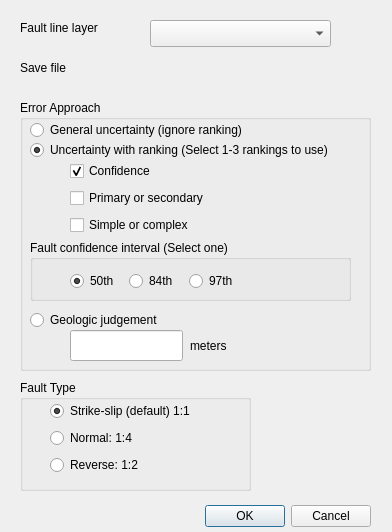
Raswanth-Prasath/faultbuffertool, file FaultBufferTool_dialog_base.ui: the form before one commit.
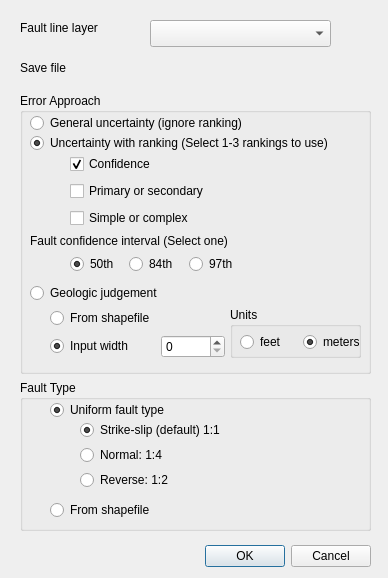
The form after the commit. Custom widgets are drawn as their Qt base class.

What changed in the file:
```diff
--- a/FaultBufferTool_dialog_base.ui
+++ b/FaultBufferTool_dialog_base.ui
@@ -6,8 +6,8 @@
    <rect>
     <x>0</x>
     <y>0</y>
-    <width>392</width>
-    <height>532</height>
+    <width>388</width>
+    <height>578</height>
    </rect>
   </property>
   <property name="windowTitle">
@@ -17,7 +17,7 @@
    <property name="geometry">
     <rect>
      <x>30</x>
-     <y>500</y>
+     <y>540</y>
      <width>341</width>
      <height>32</height>
     </rect>
@@ -95,8 +95,8 @@
     <rect>
      <x>20</x>
      <y>380</y>
-     <width>231</width>
-     <height>111</height>
+     <width>351</width>
+     <height>151</height>
     </rect>
    </property>
    <property name="toolTip">
@@ -105,16 +105,51 @@
    <property name="title">
     <string>Fault Type</string>
    </property>
-   <widget class="QWidget" name="layoutWidget">
+   <widget class="QRadioButton" name="UniformFaultTypeRadioButton">
     <property name="geometry">
      <rect>
       <x>30</x>
       <y>20</y>
+      <width>160</width>
+      <height>20</height>
+     </rect>
+    </property>
+    <property name="text">
+     <string>Uniform fault type</string>
+    </property>
+    <property name="checked">
+     <bool>true</bool>
+    </property>
+   </widget>
+   <widget class="QRadioButton" name="FromShapefileFaultTypeRadioButton">
+    <property name="geometry">
+     <rect>
+      <x>30</x>
+      <y>120</y>
+      <width>160</width>
+      <height>20</height>
+     </rect>
+    </property>
+    <property name="text">
+     <string>From shapefile</string>
+    </property>
+    <property name="checked">
+     <bool>false</bool>
+    </property>
+   </widget>
+   <widget class="QWidget" name="layoutWidget">
+    <property name="geometry">
+     <rect>
+      <x>60</x>
+      <y>40</y>
       <width>162</width>
-      <height>76</height>
+      <height>72</height>
      </rect>
     </property>
     <layout class="QVBoxLayout" name="verticalLayout_2">
+     <property name="spacing">
+      <number>5</number>
+     </property>
      <item>
       <widget class="QRadioButton" name="StrikeslipFaultRadioButton">
        <property name="text">
@@ -146,9 +181,9 @@
    <property name="geometry">
     <rect>
      <x>20</x>
-     <y>100</y>
+     <y>93</y>
      <width>351</width>
-     <height>271</height>
+     <height>281</height>
     </rect>
    </property>
    <property name="title">
@@ -192,35 +227,6 @@
      <bool>true</bool>
     </property>
    </widget>
-   <widget class="QRadioButton" name="geologicJudgementRadioButton">
-    <property name="geometry">
-     <rect>
-      <x>10</x>
-      <y>210</y>
-      <width>151</width>
-      <height>20</height>
-     </rect>
-    </property>
-    <property name="toolTip">
-     <string/>
-    </property>
-    <property name="text">
-     <string>Geologic judgement</string>
-    </property>
-   </widget>
-   <widget class="QLineEdit" name="widthinput">
-    <property name="geometry">
-     <rect>
-      <x>50</x>
-      <y>230</y>
-      <width>113</width>
-      <height>31</height>
-     </rect>
-    </property>
-    <property name="toolTip">
-     <string>&lt;html&gt;&lt;head/&gt;&lt;body&gt;&lt;p align=&quot;justify&quot;&gt;Apply this single uncertainty value to all mapped fault traces when the above results are inconsistent with geological judgment, perhaps reflecting the type and quality of data, the climate and/or characteristics of the fault.&lt;/p&gt;&lt;/body&gt;&lt;/html&gt; </string>
-    </property>
-   </widget>
    <widget class="QLabel" name="label">
     <property name="geometry">
      <rect>
@@ -234,19 +240,6 @@
      <string/>
     </property>
    </widget>
-   <widget class="QLabel" name="label_2">
-    <property name="geometry">
-     <rect>
-      <x>170</x>
-      <y>230</y>
-      <width>55</width>
-      <height>31</height>
-     </rect>
-    </property>
-    <property name="text">
-     <string>meters</string>
-    </property>
-   </widget>
    <widget class="QWidget" name="layoutWidget">
     <property name="geometry">
      <rect>
@@ -292,58 +285,167 @@
      </item>
     </layout>
    </widget>
-   <widget class="QGroupBox" name="groupBox_4">
+   <widget class="QRadioButton" name="geologicJudgementRadioButton">
     <property name="geometry">
      <rect>
       <x>10</x>
-      <y>140</y>
-      <width>321</width>
-      <height>61</height>
+      <y>190</y>
+      <width>141</width>
+      <height>20</height>
      </rect>
     </property>
-    <property name="styleSheet">
-     <string notr="true"/>
+    <property name="toolTip">
+     <string/>
+    </property>
+    <property name="text">
+     <string>Geologic judgement</string>
+    </property>
+   </widget>
+   <widget class="QWidget" name="gridLayoutWidget">
+    <property name="geometry">
+     <rect>
+      <x>30</x>
+      <y>214</y>
+      <width>175</width>
+      <height>53</height>
+     </rect>
+    </property>
+    <layout class="QGridLayout" name="gridLayout_2">
+     <item row="0" column="0">
+      <widget class="QRadioButton" name="fromShapefile">
+       <property name="toolTip">
+        <string/>
+       </property>
+       <property name="text">
+        <string>From shapefile</string>
+       </property>
+      </widget>
+     </item>
+     <item row="1" column="1">
+      <widget class="QSpinBox" name="widthinput">
+       <property name="maximum">
+        <number>1800</number>
+       </property>
+      </widget>
+     </item>
+     <item row="1" column="0">
+      <widget class="QRadioButton" name="inputWidth">
+       <property name="toolTip">
+        <string/>
+       </property>
+       <property name="text">
+        <string>Input width</string>
+       </property>
+       <property name="checked">
+        <bool>true</bool>
+       </property>
+      </widget>
+     </item>
+    </layout>
+   </widget>
+   <widget class="QGroupBox" name="units_container">
+    <property name="geometry">
+     <rect>
+      <x>210</x>
+      <y>214</y>
+      <width>131</width>
+      <height>51</height>
+     </rect>
+    </property>
+    <property name="contextMenuPolicy">
+     <enum>Qt::ActionsContextMenu</enum>
     </property>
     <property name="title">
-     <string>Fault confidence interval (Select one)</string>
+     <string>Units</string>
     </property>
-    <widget class="QWidget" name="layoutWidget">
+    <widget class="QWidget" name="horizontalLayoutWidget">
      <property name="geometry">
       <rect>
-       <x>40</x>
-       <y>30</y>
-       <width>172</width>
-       <height>22</height>
+       <x>10</x>
+       <y>20</y>
+       <width>125</width>
+       <height>31</height>
       </rect>
      </property>
-     <layout class="QHBoxLayout" name="horizontalLayout">
+     <layout class="QHBoxLayout" name="horizontalLayout_2">
       <item>
-       <widget class="QRadioButton" name="percentile50RadioButton">
+       <widget class="QRadioButton" name="feet">
+        <property name="toolTip">
+         <string/>
+        </property>
         <property name="text">
-         <string>50th</string>
+         <string>feet</string>
+        </property>
+       </widget>
+      </item>
+      <item>
+       <widget class="QRadioButton" name="meters">
+        <property name="toolTip">
+         <string/>
+        </property>
+        <property name="text">
+         <string>meters</string>
         </property>
         <property name="checked">
          <bool>true</bool>
         </property>
        </widget>
       </item>
-      <item>
-       <widget class="QRadioButton" name="percentile84RadioButton">
-        <property name="text">
-         <string>84th</string>
-        </property>
-       </widget>
-      </item>
-      <item>
-       <widget class="QRadioButton" name="percentile97RadioButton">
-        <property name="text">
-         <string>97th</string>
-        </property>
-       </widget>
-      </item>
      </layout>
     </widget>
    </widget>
+   <widget class="QWidget" name="layoutWidget">
+    <property name="geometry">
+     <rect>
+      <x>50</x>
+      <y>160</y>
+      <width>172</width>
+      <height>22</height>
+     </rect>
+    </property>
+    <layout class="QHBoxLayout" name="horizontalLayout">
+     <item>
+      <widget class="QRadioButton" name="percentile50RadioButton">
+       <property name="text">
+        <string>50th</string>
+       </property>
+       <property name="checked">
+        <bool>true</bool>
+       </property>
+      </widget>
+     </item>
+     <item>
+      <widget class="QRadioButton" name="percentile84RadioButton">
+       <property name="text">
+        <string>84th</string>
+       </property>
+      </widget>
+     </item>
+     <item>
+      <widget class="QRadioButton" name="percentile97RadioButton">
+       <property name="contextMenuPolicy">
+        <enum>Qt::PreventContextMenu</enum>
+       </property>
+       <property name="text">
+        <string>97th</string>
+       </property>
+      </widget>
+     </item>
+    </layout>
+   </widget>
+   <widget class="QLabel" name="label_2">
+    <property name="geometry">
+     <rect>
+      <x>10</x>
+      <y>140</y>
+      <width>221</width>
+      <height>16</height>
+     </rect>
+    </property>
+    <property name="text">
+     <string>Fault confidence interval (Select one)</string>
+    </property>
+   </widget>
   </widget>
  </widget>
  <customwidgets>
```
